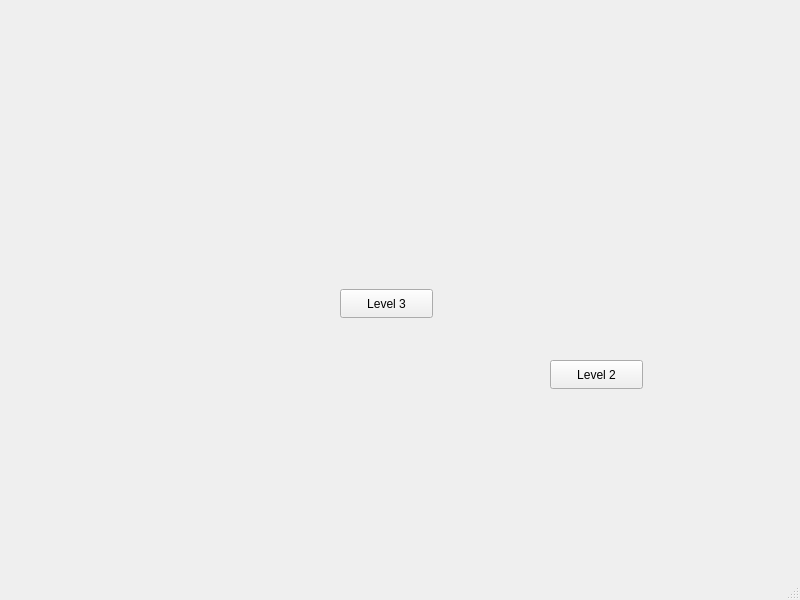
Old version of the form levelmainwindow.ui in the repository UofU-CS3505/cs3505-assignment9-KingsleyCRS.
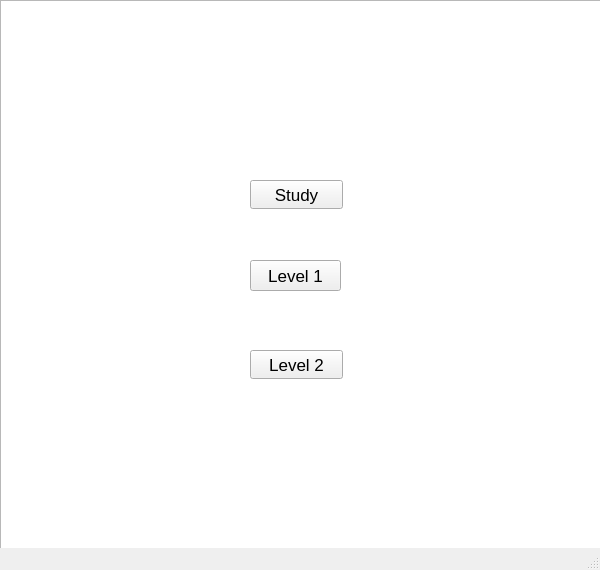
New version of the form. Icons and pictures are not drawn.

```diff
--- a/levelmainwindow.ui
+++ b/levelmainwindow.ui
@@ -6,8 +6,8 @@
    <rect>
     <x>0</x>
     <y>0</y>
-    <width>800</width>
-    <height>600</height>
+    <width>600</width>
+    <height>570</height>
    </rect>
   </property>
   <property name="windowTitle">
@@ -17,29 +17,74 @@
    <widget class="QPushButton" name="level_3">
     <property name="geometry">
      <rect>
-      <x>340</x>
-      <y>289</y>
+      <x>250</x>
+      <y>180</y>
       <width>93</width>
       <height>29</height>
      </rect>
     </property>
+    <property name="font">
+     <font>
+      <pointsize>13</pointsize>
+     </font>
+    </property>
     <property name="text">
-     <string>Level 3</string>
+     <string>Study</string>
     </property>
    </widget>
    <widget class="QPushButton" name="level_2">
     <property name="geometry">
      <rect>
-      <x>550</x>
-      <y>360</y>
+      <x>250</x>
+      <y>350</y>
       <width>93</width>
       <height>29</height>
      </rect>
     </property>
+    <property name="font">
+     <font>
+      <pointsize>13</pointsize>
+     </font>
+    </property>
     <property name="text">
      <string>Level 2</string>
     </property>
    </widget>
+   <widget class="QPushButton" name="level_1">
+    <property name="geometry">
+     <rect>
+      <x>250</x>
+      <y>260</y>
+      <width>91</width>
+      <height>31</height>
+     </rect>
+    </property>
+    <property name="font">
+     <font>
+      <pointsize>13</pointsize>
+     </font>
+    </property>
+    <property name="text">
+     <string>Level 1</string>
+    </property>
+   </widget>
+   <widget class="QGraphicsView" name="graphicsView">
+    <property name="geometry">
+     <rect>
+      <x>0</x>
+      <y>0</y>
+      <width>601</width>
+      <height>601</height>
+     </rect>
+    </property>
+    <property name="styleSheet">
+     <string notr="true">border-image: url(:/unnamed.jpg);</string>
+    </property>
+   </widget>
+   <zorder>graphicsView</zorder>
+   <zorder>level_3</zorder>
+   <zorder>level_2</zorder>
+   <zorder>level_1</zorder>
   </widget>
   <widget class="QMenuBar" name="menubar">
    <property name="geometry">
```
Left out of the diff: 4 changed lines with no effect on the pictures.
